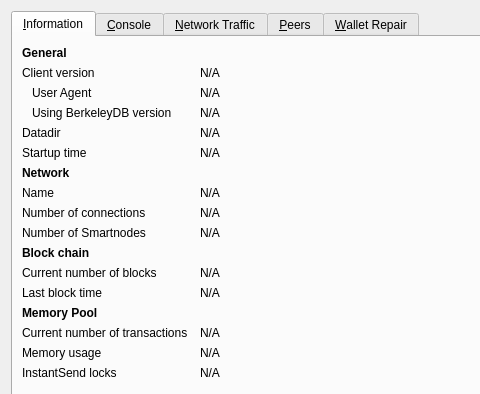
First picture: the form in src/qt/forms/debugwindow.ui, repository Raptor3um/raptoreum, before the edit; both pictures show x 0 to 480 and y 0 to 394 of the 769 by 485 pixel window.
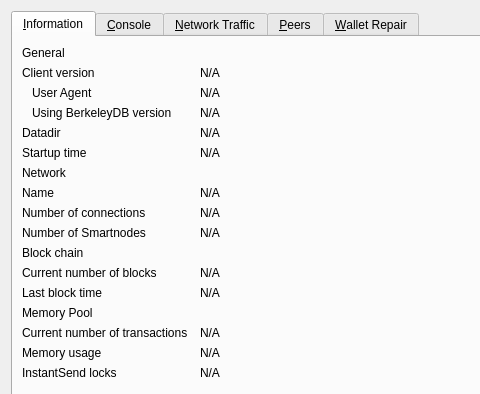
Second picture: the form after the edit. Icons and pictures are not drawn. Custom widgets are drawn as their Qt base class.

Commit message:
Merge pull request #3555 from xdustinface/pr-ui-2-fonts
qt: Implement application wide font management

Diff of the .ui file:
```diff
--- a/src/qt/forms/debugwindow.ui
+++ b/src/qt/forms/debugwindow.ui
@@ -29,12 +29,6 @@
        </property>
        <item row="0" column="0">
         <widget class="QLabel" name="label_9">
-         <property name="font">
-          <font>
-           <weight>75</weight>
-           <bold>true</bold>
-          </font>
-         </property>
          <property name="text">
           <string>General</string>
          </property>
@@ -166,12 +160,6 @@
        </item>
        <item row="6" column="0">
            <widget class="QLabel" name="labelNetwork">
-               <property name="font">
-                   <font>
-                       <weight>75</weight>
-                       <bold>true</bold>
-                   </font>
-               </property>
                <property name="text">
                    <string>Network</string>
                </property>
@@ -248,12 +236,6 @@
        </item>
        <item row="10" column="0">
         <widget class="QLabel" name="label_10">
-         <property name="font">
-          <font>
-           <weight>75</weight>
-           <bold>true</bold>
-          </font>
-         </property>
          <property name="text">
           <string>Block chain</string>
          </property>
@@ -307,12 +289,6 @@
        </item>
        <item row="13" column="0">
         <widget class="QLabel" name="labelMempoolTitle">
-         <property name="font">
-          <font>
-           <weight>75</weight>
-           <bold>true</bold>
-          </font>
-         </property>
          <property name="text">
           <string>Memory Pool</string>
          </property>
```
Left out of the diff: 25 changed lines with no effect on the pictures. The commit also changes 55 other files.
